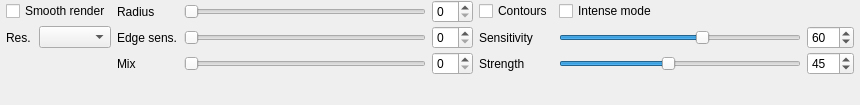
Before: the Qt Designer form src/gui/forms/toolbar_renderenhancegroup.ui in open-scan-crew/OpenScanTools, drawn with Qt 5.
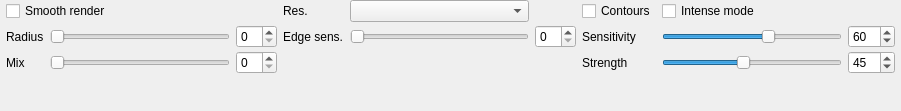
After: the same form once the commit is applied.

Commit message: Changed minimum size of aoIntensitySlider and layout in edgeAware UI

The edit to the form file:
```diff
--- a/src/gui/forms/toolbar_renderenhancegroup.ui
+++ b/src/gui/forms/toolbar_renderenhancegroup.ui
@@ -6,8 +6,8 @@
    <rect>
     <x>0</x>
     <y>0</y>
-    <width>860</width>
-    <height>105</height>
+    <width>901</width>
+    <height>111</height>
    </rect>
   </property>
   <property name="windowTitle">
@@ -29,6 +29,33 @@
    <property name="verticalSpacing">
     <number>3</number>
    </property>
+   <item row="1" column="8">
+    <widget class="QSpinBox" name="spinBox_depthLiningSensitivity">
+     <property name="maximum">
+      <number>100</number>
+     </property>
+     <property name="value">
+      <number>60</number>
+     </property>
+    </widget>
+   </item>
+   <item row="2" column="8">
+    <widget class="QSpinBox" name="spinBox_depthLiningStrength">
+     <property name="maximum">
+      <number>100</number>
+     </property>
+     <property name="value">
+      <number>45</number>
+     </property>
+    </widget>
+   </item>
+   <item row="1" column="6">
+    <widget class="QLabel" name="label_depthLiningSensitivity">
+     <property name="text">
+      <string>Sensitivity</string>
+     </property>
+    </widget>
+   </item>
    <item row="0" column="0" colspan="2">
     <widget class="QCheckBox" name="checkBox_edgeAwareBlur">
      <property name="text">
@@ -36,24 +63,80 @@
      </property>
     </widget>
    </item>
+   <item row="1" column="4">
+    <widget class="QSlider" name="slider_edgeAwareDepth">
+     <property name="orientation">
+      <enum>Qt::Horizontal</enum>
+     </property>
+    </widget>
+   </item>
+   <item row="1" column="5">
+    <widget class="QSpinBox" name="spinBox_edgeAwareDepth"/>
+   </item>
    <item row="1" column="0">
-    <widget class="QLabel" name="label_resolution">
-     <property name="text">
-      <string>Res.</string>
-     </property>
-    </widget>
-   </item>
-   <item row="1" column="1">
-    <widget class="QComboBox" name="comboBox_edgeAwareResolution"/>
-   </item>
-   <item row="0" column="2">
     <widget class="QLabel" name="label_radius">
      <property name="text">
       <string>Radius</string>
      </property>
     </widget>
    </item>
-   <item row="0" column="3">
+   <item row="3" column="0">
+    <spacer name="verticalSpacer">
+     <property name="orientation">
+      <enum>Qt::Vertical</enum>
+     </property>
+     <property name="sizeHint" stdset="0">
+      <size>
+       <width>0</width>
+       <height>0</height>
+      </size>
+     </property>
+    </spacer>
+   </item>
+   <item row="2" column="6">
+    <widget class="QLabel" name="label_depthLiningStrength">
+     <property name="text">
+      <string>Strength</string>
+     </property>
+    </widget>
+   </item>
+   <item row="0" column="6">
+    <widget class="QCheckBox" name="checkBox_depthLining">
+     <property name="text">
+      <string>Contours</string>
+     </property>
+    </widget>
+   </item>
+   <item row="1" column="7">
+    <widget class="QSlider" name="slider_depthLiningSensitivity">
+     <property name="minimumSize">
+      <size>
+       <width>80</width>
+       <height>0</height>
+      </size>
+     </property>
+     <property name="minimum">
+      <number>0</number>
+     </property>
+     <property name="maximum">
+      <number>100</number>
+     </property>
+     <property name="value">
+      <number>60</number>
+     </property>
+     <property name="orientation">
+      <enum>Qt::Horizontal</enum>
+     </property>
+    </widget>
+   </item>
+   <item row="0" column="7">
+    <widget class="QCheckBox" name="checkBox_depthLiningStrongMode">
+     <property name="text">
+      <string>Intense mode</string>
+     </property>
+    </widget>
+   </item>
+   <item row="1" column="1">
     <widget class="QSlider" name="slider_edgeAwareRadius">
      <property name="minimumSize">
       <size>
@@ -66,34 +149,40 @@
      </property>
     </widget>
    </item>
-   <item row="0" column="4">
-    <widget class="QSpinBox" name="spinBox_edgeAwareRadius"/>
+   <item row="2" column="7">
+    <widget class="QSlider" name="slider_depthLiningStrength">
+     <property name="minimum">
+      <number>0</number>
+     </property>
+     <property name="maximum">
+      <number>100</number>
+     </property>
+     <property name="value">
+      <number>45</number>
+     </property>
+     <property name="orientation">
+      <enum>Qt::Horizontal</enum>
+     </property>
+    </widget>
    </item>
-   <item row="1" column="2">
+   <item row="1" column="3">
     <widget class="QLabel" name="label_edgeSensibility">
      <property name="text">
       <string>Edge sens.</string>
      </property>
     </widget>
    </item>
-   <item row="1" column="3">
-    <widget class="QSlider" name="slider_edgeAwareDepth">
-     <property name="orientation">
-      <enum>Qt::Horizontal</enum>
-     </property>
-    </widget>
+   <item row="1" column="2">
+    <widget class="QSpinBox" name="spinBox_edgeAwareRadius"/>
    </item>
-   <item row="1" column="4">
-    <widget class="QSpinBox" name="spinBox_edgeAwareDepth"/>
-   </item>
-   <item row="2" column="2">
+   <item row="2" column="0">
     <widget class="QLabel" name="label_mix">
      <property name="text">
       <string>Mix</string>
      </property>
     </widget>
    </item>
-   <item row="2" column="3">
+   <item row="2" column="1">
     <widget class="QSlider" name="slider_edgeAwareBlend">
      <property name="minimumSize">
       <size>
@@ -106,107 +195,18 @@
      </property>
     </widget>
    </item>
-   <item row="2" column="4">
+   <item row="2" column="2">
     <widget class="QSpinBox" name="spinBox_edgeAwareBlend"/>
    </item>
-   <item row="0" column="5">
-    <widget class="QCheckBox" name="checkBox_depthLining">
+   <item row="0" column="3">
+    <widget class="QLabel" name="label_resolution">
      <property name="text">
-      <string>Contours</string>
+      <string>Res.</string>
      </property>
     </widget>
    </item>
-   <item row="0" column="6">
-    <widget class="QCheckBox" name="checkBox_depthLiningStrongMode">
-     <property name="text">
-      <string>Intense mode</string>
-     </property>
-    </widget>
-   </item>
-   <item row="1" column="5">
-    <widget class="QLabel" name="label_depthLiningSensitivity">
-     <property name="text">
-      <string>Sensitivity</string>
-     </property>
-    </widget>
-   </item>
-   <item row="1" column="6">
-    <widget class="QSlider" name="slider_depthLiningSensitivity">
-     <property name="minimumSize">
-      <size>
-       <width>80</width>
-       <height>0</height>
-      </size>
-     </property>
-     <property name="minimum">
-      <number>0</number>
-     </property>
-     <property name="maximum">
-      <number>100</number>
-     </property>
-     <property name="value">
-      <number>60</number>
-     </property>
-     <property name="orientation">
-      <enum>Qt::Horizontal</enum>
-     </property>
-    </widget>
-   </item>
-   <item row="1" column="7">
-    <widget class="QSpinBox" name="spinBox_depthLiningSensitivity">
-     <property name="maximum">
-      <number>100</number>
-     </property>
-     <property name="value">
-      <number>60</number>
-     </property>
-    </widget>
-   </item>
-   <item row="2" column="5">
-    <widget class="QLabel" name="label_depthLiningStrength">
-     <property name="text">
-      <string>Strength</string>
-     </property>
-    </widget>
-   </item>
-   <item row="2" column="6">
-    <widget class="QSlider" name="slider_depthLiningStrength">
-     <property name="minimum">
-      <number>0</number>
-     </property>
-     <property name="maximum">
-      <number>100</number>
-     </property>
-     <property name="value">
-      <number>45</number>
-     </property>
-     <property name="orientation">
-      <enum>Qt::Horizontal</enum>
-     </property>
-    </widget>
-   </item>
-   <item row="2" column="7">
-    <widget class="QSpinBox" name="spinBox_depthLiningStrength">
-     <property name="maximum">
-      <number>100</number>
-     </property>
-     <property name="value">
-      <number>45</number>
-     </property>
-    </widget>
-   </item>
-   <item row="3" column="0">
-    <spacer name="verticalSpacer">
-     <property name="orientation">
-      <enum>Qt::Vertical</enum>
-     </property>
-     <property name="sizeHint" stdset="0">
-      <size>
-       <width>0</width>
-       <height>0</height>
-      </size>
-     </property>
-    </spacer>
+   <item row="0" column="4">
+    <widget class="QComboBox" name="comboBox_edgeAwareResolution"/>
    </item>
   </layout>
  </widget>
```
The commit also changes 1 other file.
